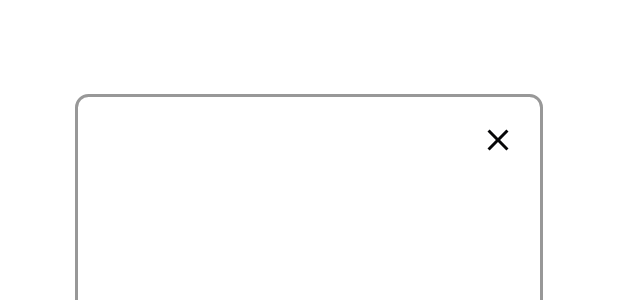
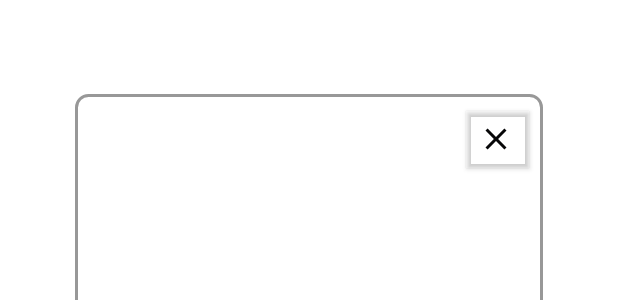
Before and after one commit to MOOODZ/DictionaryApp, an Android app: the layout activity_article_dialog.xml on its own in the app's theme, with its tools: preview values and no code run, on a phone screen of 412 x 824 dp. Shown: the part 137-437 px from the top of the screen. Run offline under Robolectric (Android 15) with nearby library versions, the phone set to English and light mode, and no system bars.

Commit message:
# Latest changes

```diff
--- a/app/src/main/java/com/example/dictionary/adapter/ArticleAdapter.kt
+++ b/app/src/main/java/com/example/dictionary/adapter/ArticleAdapter.kt
@@ -79,6 +79,7 @@ class ArticleAdapter(context: Context, private val data: List<Art>) :
 
     override fun getItemCount(): Int {
         return data.size
+
     }
 
 
--- a/app/src/main/res/layout/activity_article_dialog.xml
+++ b/app/src/main/res/layout/activity_article_dialog.xml
@@ -21,13 +21,14 @@
         tools:layout_editor_absoluteX="0dp">
 
 
-        <ImageButton
+        <androidx.appcompat.widget.AppCompatButton
             android:id="@+id/btn_closeDialog"
             android:layout_width="50dp"
             android:layout_height="50dp"
             android:layout_marginBottom="5dp"
-            android:background="@android:color/transparent"
-            android:src="@drawable/ic_close"
+            android:backgroundTint="@android:color/transparent"
+            android:backgroundTintMode="multiply"
+            android:drawableStart="@drawable/ic_close"
             android:drawablePadding="5dp"
             app:circularflow_radiusInDP="50dp"
             app:layout_constraintBottom_toTopOf="@id/ivDialog"
```
Also changed, not shown: app/src/main/java/com/example/dictionary/adapter/MonthsAdapter.kt (+10 -32 lines), app/src/main/java/com/example/dictionary/view/DictionaryFragment.kt (+49 -8 lines).
